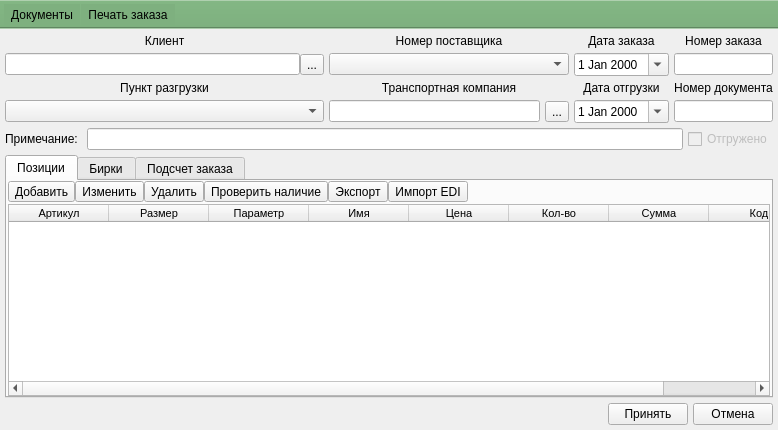
Qt form ui/order.ui (Meller008/CRM-Avi) before a commit.
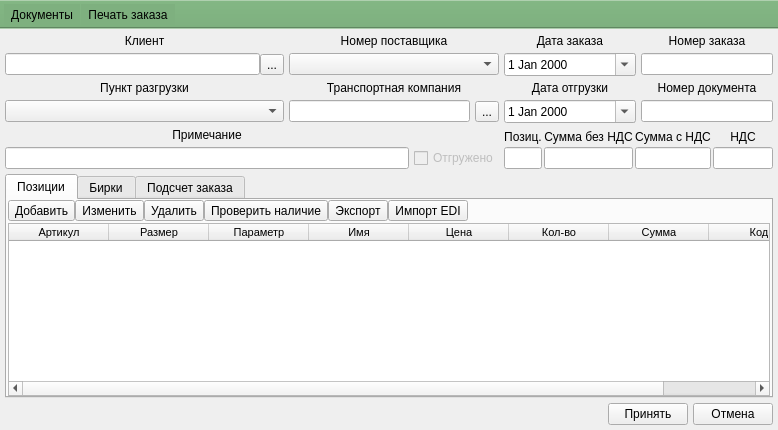
The same form after that commit.

Commit message: работа -переделаны суммы заказаов!

What changed in the file:
```diff
--- a/ui/order.ui
+++ b/ui/order.ui
@@ -14,7 +14,7 @@
    <string>Заказ</string>
   </property>
   <widget class="QWidget" name="centralwidget">
-   <layout class="QGridLayout" name="gridLayout" rowstretch="0,0,0,0,0,0,0" columnstretch="4,3,1,1">
+   <layout class="QGridLayout" name="gridLayout" rowstretch="0,0,0,0,0,0,0,0" columnstretch="4,3,1,1">
     <property name="leftMargin">
      <number>5</number>
     </property>
@@ -51,6 +51,13 @@
       </item>
      </layout>
     </item>
+    <item row="1" column="2">
+     <widget class="QDateEdit" name="de_date_order">
+      <property name="calendarPopup">
+       <bool>true</bool>
+      </property>
+     </widget>
+    </item>
     <item row="1" column="1">
      <widget class="QComboBox" name="cb_clients_vendor">
       <property name="font">
@@ -68,6 +75,27 @@
       </property>
      </widget>
     </item>
+    <item row="2" column="0">
+     <widget class="QLabel" name="label_8">
+      <property name="text">
+       <string>&lt;html&gt;&lt;head/&gt;&lt;body&gt;&lt;p align=&quot;center&quot;&gt;Пункт разгрузки&lt;/p&gt;&lt;/body&gt;&lt;/html&gt;</string>
+      </property>
+     </widget>
+    </item>
+    <item row="3" column="2">
+     <widget class="QDateEdit" name="de_date_shipment">
+      <property name="calendarPopup">
+       <bool>true</bool>
+      </property>
+     </widget>
+    </item>
+    <item row="3" column="3">
+     <widget class="QLineEdit" name="le_number_doc">
+      <property name="readOnly">
+       <bool>true</bool>
+      </property>
+     </widget>
+    </item>
     <item row="0" column="2">
      <widget class="QLabel" name="label_3">
       <property name="text">
@@ -75,6 +103,35 @@
       </property>
      </widget>
     </item>
+    <item row="1" column="0">
+     <layout class="QHBoxLayout" name="horizontalLayout_5">
+      <property name="spacing">
+       <number>0</number>
+      </property>
+      <item>
+       <widget class="QLineEdit" name="le_client">
+        <property name="enabled">
+         <bool>true</bool>
+        </property>
+        <property name="font">
+         <font>
+          <family>Tahoma</family>
+         </font>
+        </property>
+        <property name="readOnly">
+         <bool>true</bool>
+        </property>
+       </widget>
+      </item>
+      <item>
+       <widget class="QToolButton" name="toolButton_4">
+        <property name="text">
+         <string>...</string>
+        </property>
+       </widget>
+      </item>
+     </layout>
+    </item>
     <item row="1" column="3">
      <widget class="QLineEdit" name="le_number_order"/>
     </item>
@@ -85,34 +142,6 @@
       </property>
      </widget>
     </item>
-    <item row="1" column="2">
-     <widget class="QDateEdit" name="de_date_order">
-      <property name="calendarPopup">
-       <bool>true</bool>
-      </property>
-     </widget>
-    </item>
-    <item row="2" column="1">
-     <widget class="QLabel" name="label_7">
-      <property name="text">
-       <string>&lt;html&gt;&lt;head/&gt;&lt;body&gt;&lt;p align=&quot;center&quot;&gt;Транспортная компания&lt;/p&gt;&lt;/body&gt;&lt;/html&gt;</string>
-      </property>
-     </widget>
-    </item>
-    <item row="3" column="3">
-     <widget class="QLineEdit" name="le_number_doc">
-      <property name="readOnly">
-       <bool>true</bool>
-      </property>
-     </widget>
-    </item>
-    <item row="2" column="0">
-     <widget class="QLabel" name="label_8">
-      <property name="text">
-       <string>&lt;html&gt;&lt;head/&gt;&lt;body&gt;&lt;p align=&quot;center&quot;&gt;Пункт разгрузки&lt;/p&gt;&lt;/body&gt;&lt;/html&gt;</string>
-      </property>
-     </widget>
-    </item>
     <item row="2" column="2">
      <widget class="QLabel" name="label_4">
       <property name="text">
@@ -120,13 +149,6 @@
       </property>
      </widget>
     </item>
-    <item row="2" column="3">
-     <widget class="QLabel" name="label_5">
-      <property name="text">
-       <string>&lt;html&gt;&lt;head/&gt;&lt;body&gt;&lt;p align=&quot;center&quot;&gt;Номер документа&lt;/p&gt;&lt;/body&gt;&lt;/html&gt;</string>
-      </property>
-     </widget>
-    </item>
     <item row="3" column="0">
      <widget class="QComboBox" name="cb_clients_adress">
       <property name="font">
@@ -137,10 +159,17 @@
       </property>
      </widget>
     </item>
-    <item row="3" column="2">
-     <widget class="QDateEdit" name="de_date_shipment">
-      <property name="calendarPopup">
-       <bool>true</bool>
+    <item row="2" column="3">
+     <widget class="QLabel" name="label_5">
+      <property name="text">
+       <string>&lt;html&gt;&lt;head/&gt;&lt;body&gt;&lt;p align=&quot;center&quot;&gt;Номер документа&lt;/p&gt;&lt;/body&gt;&lt;/html&gt;</string>
+      </property>
+     </widget>
+    </item>
+    <item row="2" column="1">
+     <widget class="QLabel" name="label_7">
+      <property name="text">
+       <string>&lt;html&gt;&lt;head/&gt;&lt;body&gt;&lt;p align=&quot;center&quot;&gt;Транспортная компания&lt;/p&gt;&lt;/body&gt;&lt;/html&gt;</string>
       </property>
      </widget>
     </item>
@@ -151,60 +180,7 @@
       </property>
      </widget>
     </item>
-    <item row="1" column="0">
-     <layout class="QHBoxLayout" name="horizontalLayout_5">
-      <property name="spacing">
-       <number>0</number>
-      </property>
-      <item>
-       <widget class="QLineEdit" name="le_client">
-        <property name="enabled">
-         <bool>true</bool>
-        </property>
-        <property name="font">
-         <font>
-          <family>Tahoma</family>
-         </font>
-        </property>
-        <property name="readOnly">
-         <bool>true</bool>
-        </property>
-       </widget>
-      </item>
-      <item>
-       <widget class="QToolButton" name="toolButton_4">
-        <property name="text">
-         <string>...</string>
-        </property>
-       </widget>
-      </item>
-     </layout>
-    </item>
-    <item row="4" column="0" colspan="4">
-     <layout class="QHBoxLayout" name="horizontalLayout_9">
-      <item>
-       <widget class="QLabel" name="label_9">
-        <property name="text">
-         <string>Примечание: </string>
-        </property>
-       </widget>
-      </item>
-      <item>
-       <widget class="QLineEdit" name="le_note"/>
-      </item>
-      <item>
-       <widget class="QCheckBox" name="cb_shipping">
-        <property name="enabled">
-         <bool>false</bool>
-        </property>
-        <property name="text">
-         <string>Отгружено</string>
-        </property>
-       </widget>
-      </item>
-     </layout>
-    </item>
-    <item row="5" column="0" colspan="4">
+    <item row="6" column="0" colspan="4">
      <widget class="QTabWidget" name="tabWidget_2">
       <property name="currentIndex">
        <number>0</number>
@@ -450,7 +426,7 @@
       </widget>
      </widget>
     </item>
-    <item row="6" column="0" colspan="4">
+    <item row="7" column="0" colspan="4">
      <layout class="QHBoxLayout" name="horizontalLayout_3">
       <item>
        <spacer name="horizontalSpacer_2">
@@ -481,6 +457,165 @@
       </item>
      </layout>
     </item>
+    <item row="4" column="2" colspan="2">
+     <layout class="QGridLayout" name="gridLayout_4" columnstretch="1,50,50,50">
+      <property name="spacing">
+       <number>2</number>
+      </property>
+      <item row="0" column="0">
+       <widget class="QLabel" name="label">
+        <property name="text">
+         <string>Позиц.</string>
+        </property>
+        <property name="alignment">
+         <set>Qt::AlignCenter</set>
+        </property>
+       </widget>
+      </item>
+      <item row="1" column="1">
+       <widget class="QLineEdit" name="le_sum_no_nds">
+        <property name="minimumSize">
+         <size>
+          <width>70</width>
+          <height>0</height>
+         </size>
+        </property>
+        <property name="font">
+         <font>
+          <family>Tahoma</family>
+         </font>
+        </property>
+        <property name="text">
+         <string/>
+        </property>
+        <property name="readOnly">
+         <bool>true</bool>
+        </property>
+       </widget>
+      </item>
+      <item row="0" column="3">
+       <widget class="QLabel" name="label_12">
+        <property name="text">
+         <string>НДС</string>
+        </property>
+        <property name="alignment">
+         <set>Qt::AlignCenter</set>
+        </property>
+       </widget>
+      </item>
+      <item row="1" column="2">
+       <widget class="QLineEdit" name="le_sum_in_nds">
+        <property name="minimumSize">
+         <size>
+          <width>70</width>
+          <height>0</height>
+         </size>
+        </property>
+        <property name="font">
+         <font>
+          <family>Tahoma</family>
+          <pointsize>8</pointsize>
+         </font>
+        </property>
+        <property name="text">
+         <string/>
+        </property>
+        <property name="readOnly">
+         <bool>true</bool>
+        </property>
+       </widget>
+      </item>
+      <item row="1" column="3">
+       <widget class="QLineEdit" name="le_sum_nds">
+        <property name="minimumSize">
+         <size>
+          <width>60</width>
+          <height>0</height>
+         </size>
+        </property>
+        <property name="font">
+         <font>
+          <family>Tahoma</family>
+         </font>
+        </property>
+        <property name="text">
+         <string/>
+        </property>
+        <property name="readOnly">
+         <bool>true</bool>
+        </property>
+       </widget>
+      </item>
+      <item row="0" column="1">
+       <widget class="QLabel" name="label_10">
+        <property name="text">
+         <string>Сумма без НДС</string>
+        </property>
+        <property name="alignment">
+         <set>Qt::AlignCenter</set>
+        </property>
+       </widget>
+      </item>
+      <item row="0" column="2">
+       <widget class="QLabel" name="label_11">
+        <property name="text">
+         <string>Сумма с НДС</string>
+        </property>
+        <property name="alignment">
+         <set>Qt::AlignCenter</set>
+        </property>
+       </widget>
+      </item>
+      <item row="1" column="0">
+       <widget class="QLineEdit" name="le_sum_position">
+        <property name="minimumSize">
+         <size>
+          <width>30</width>
+          <height>0</height>
+         </size>
+        </property>
+        <property name="font">
+         <font>
+          <family>Tahoma</family>
+         </font>
+        </property>
+        <property name="text">
+         <string/>
+        </property>
+        <property name="readOnly">
+         <bool>true</bool>
+        </property>
+       </widget>
+      </item>
+     </layout>
+    </item>
+    <item row="4" column="0" colspan="2">
+     <layout class="QGridLayout" name="gridLayout_5">
+      <item row="0" column="0">
+       <widget class="QLabel" name="label_9">
+        <property name="text">
+         <string>Примечание</string>
+        </property>
+        <property name="alignment">
+         <set>Qt::AlignCenter</set>
+        </property>
+       </widget>
+      </item>
+      <item row="1" column="0">
+       <widget class="QLineEdit" name="le_note"/>
+      </item>
+      <item row="1" column="1">
+       <widget class="QCheckBox" name="cb_shipping">
+        <property name="enabled">
+         <bool>false</bool>
+        </property>
+        <property name="text">
+         <string>Отгружено</string>
+        </property>
+       </widget>
+      </item>
+     </layout>
+    </item>
    </layout>
   </widget>
   <widget class="QToolBar" name="toolBar">
```
Left out of the diff: 81 changed lines with no effect on the pictures. The commit also changes 1 other file.
